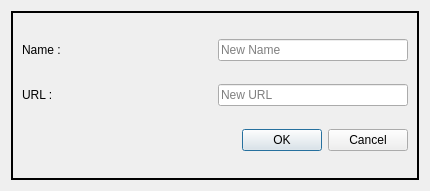
Before: the Qt Designer form src/UI/custom_widgets/showservicewidget.ui in Kracocks/ToolBox, drawn with Qt 5.
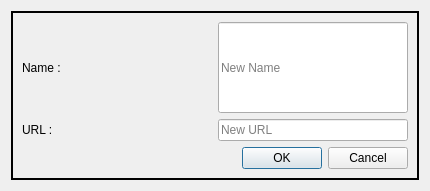
After: the same form once the commit is applied. Icons and pictures are not drawn.

What changed in the file:
```diff
--- a/src/UI/custom_widgets/showservicewidget.ui
+++ b/src/UI/custom_widgets/showservicewidget.ui
@@ -181,7 +181,7 @@
          <item>
           <widget class="QLineEdit" name="new_name_tf">
            <property name="sizePolicy">
-            <sizepolicy hsizetype="Expanding" vsizetype="Fixed">
+            <sizepolicy hsizetype="Expanding" vsizetype="Preferred">
              <horstretch>0</horstretch>
              <verstretch>0</verstretch>
             </sizepolicy>
```
